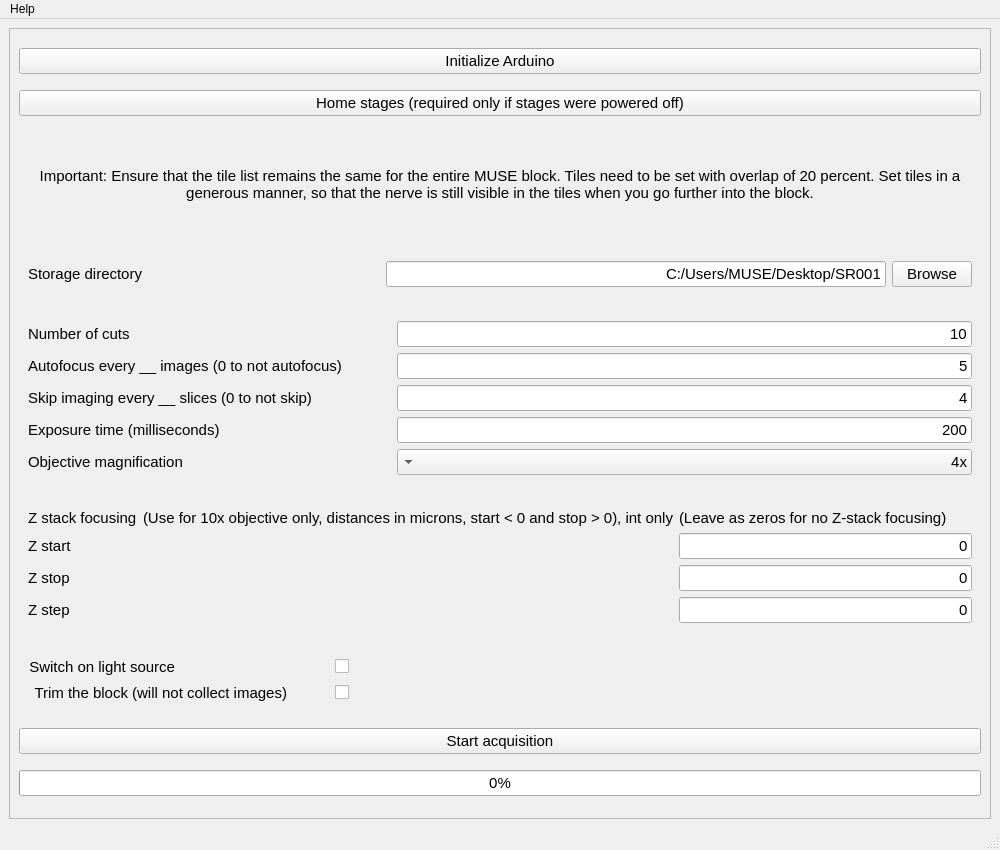
Old version of the form ui files/mainwindow.ui in the repository ckolluru/3D-MUSE-acquire.
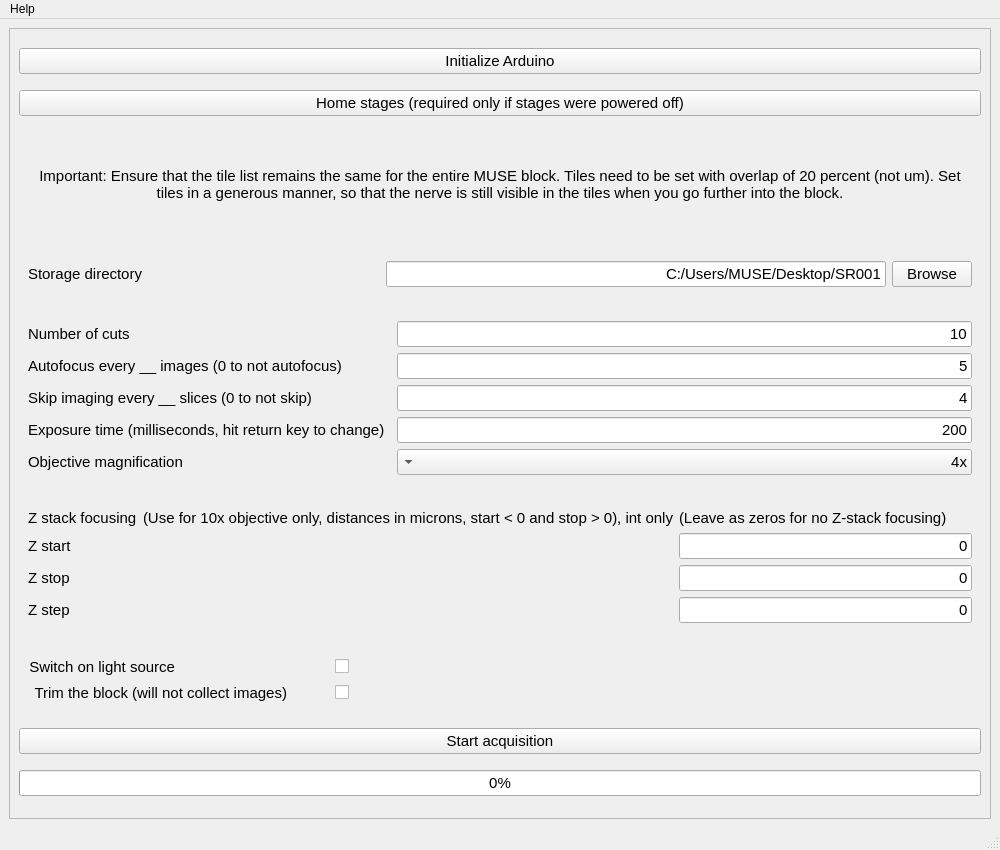
New version of the form.

Commit message: Option to update exposure time from GUI.

Patch:
```diff
--- a/ui files/mainwindow.ui
+++ b/ui files/mainwindow.ui
@@ -119,7 +119,7 @@
               </font>
              </property>
              <property name="text">
-              <string>Important: Ensure that the tile list remains the same for the entire MUSE block. Tiles need to be set with overlap of 20 percent. Set tiles in a generous manner, so that the nerve is still visible in the tiles when you go further into the block.</string>
+              <string>Important: Ensure that the tile list remains the same for the entire MUSE block. Tiles need to be set with overlap of 20 percent (not um). Set tiles in a generous manner, so that the nerve is still visible in the tiles when you go further into the block.</string>
              </property>
              <property name="alignment">
               <set>Qt::AlignCenter</set>
@@ -404,7 +404,7 @@
               </font>
              </property>
              <property name="text">
-              <string>Exposure time (milliseconds)</string>
+              <string>Exposure time (milliseconds, hit return key to change)</string>
              </property>
             </widget>
            </item>
```
Left out of the diff: 17 changed lines with no effect on the pictures. The commit also changes 1 other file.
